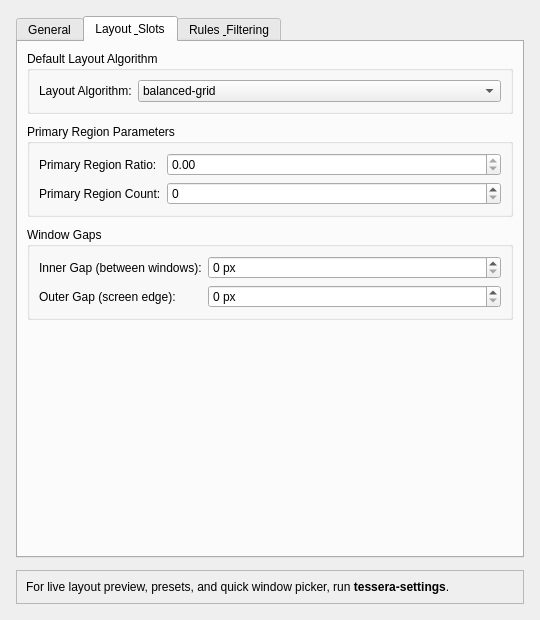
Andrew-Smith-93/Tessera, file contents/ui/config.ui: the form before one commit.
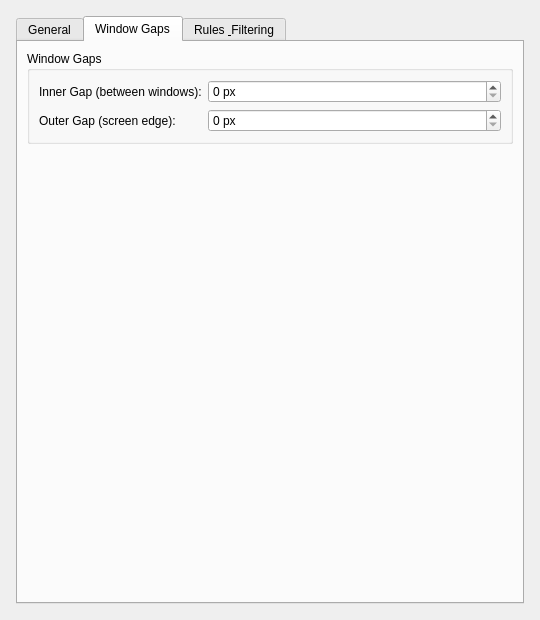
The form after the commit. The open tabs and pages were chosen to show the change.

What changed in the file:
```diff
--- a/contents/ui/config.ui
+++ b/contents/ui/config.ui
@@ -155,113 +155,12 @@
      </widget>
      <widget class="QWidget" name="tabLayout">
       <attribute name="title">
-       <string>Layout &amp; Slots</string>
+       <string>Window Gaps</string>
       </attribute>
       <layout class="QVBoxLayout" name="layoutTabLayout">
        <property name="spacing">
         <number>10</number>
        </property>
-       <item>
-        <widget class="QGroupBox" name="grpDefaultLayout">
-         <property name="title">
-          <string>Default Layout Algorithm</string>
-         </property>
-         <layout class="QFormLayout" name="defaultLayoutForm">
-          <item row="0" column="0">
-           <widget class="QLabel" name="lblDefaultLayout">
-            <property name="text">
-             <string>Layout Algorithm:</string>
-            </property>
-           </widget>
-          </item>
-          <item row="0" column="1">
-           <widget class="QComboBox" name="kcfg_defaultLayout">
-            <item>
-             <property name="text">
-              <string>balanced-grid</string>
-             </property>
-            </item>
-            <item>
-             <property name="text">
-              <string>primary-stack</string>
-             </property>
-            </item>
-            <item>
-             <property name="text">
-              <string>binary-split</string>
-             </property>
-            </item>
-            <item>
-             <property name="text">
-              <string>columns</string>
-             </property>
-            </item>
-            <item>
-             <property name="text">
-              <string>rows</string>
-             </property>
-            </item>
-            <item>
-             <property name="text">
-              <string>monocle</string>
-             </property>
-            </item>
-            <item>
-             <property name="text">
-              <string>floating</string>
-             </property>
-            </item>
-           </widget>
-          </item>
-         </layout>
-        </widget>
-       </item>
-       <item>
-        <widget class="QGroupBox" name="grpPrimaryRegion">
-         <property name="title">
-          <string>Primary Region Parameters</string>
-         </property>
-         <layout class="QFormLayout" name="primaryRegionForm">
-          <item row="0" column="0">
-           <widget class="QLabel" name="lblPrimaryRatio">
-            <property name="text">
-             <string>Primary Region Ratio:</string>
-            </property>
-           </widget>
-          </item>
-          <item row="0" column="1">
-           <widget class="QDoubleSpinBox" name="kcfg_primaryRegionRatio">
-            <property name="minimum">
-             <number>0.10</number>
-            </property>
-            <property name="maximum">
-             <number>0.90</number>
-            </property>
-            <property name="singleStep">
-             <number>0.05</number>
-            </property>
-           </widget>
-          </item>
-          <item row="1" column="0">
-           <widget class="QLabel" name="lblPrimaryCount">
-            <property name="text">
-             <string>Primary Region Count:</string>
-            </property>
-           </widget>
-          </item>
-          <item row="1" column="1">
-           <widget class="QSpinBox" name="kcfg_primaryRegionCount">
-            <property name="minimum">
-             <number>0</number>
-            </property>
-            <property name="maximum">
-             <number>10</number>
-            </property>
-           </widget>
-          </item>
-         </layout>
-        </widget>
-       </item>
        <item>
         <widget class="QGroupBox" name="grpGaps">
          <property name="title">
@@ -405,22 +304,6 @@
      </widget>
     </widget>
    </item>
-   <item>
-    <widget class="QFrame" name="footerFrame">
-     <property name="frameShape">
-      <enum>QFrame::Shape::StyledPanel</enum>
-     </property>
-     <layout class="QHBoxLayout" name="footerLayout">
-      <item>
-       <widget class="QLabel" name="lblControlCenter">
-        <property name="text">
-         <string>&lt;html&gt;&lt;head/&gt;&lt;body&gt;&lt;p&gt;For live layout preview, presets, and quick window picker, run &lt;b&gt;tessera-settings&lt;/b&gt;.&lt;/p&gt;&lt;/body&gt;&lt;/html&gt;</string>
-        </property>
-       </widget>
-      </item>
-     </layout>
-    </widget>
-   </item>
   </layout>
  </widget>
  <resources/>
```
Left out of the diff: 73 changed lines with no effect on the pictures.
